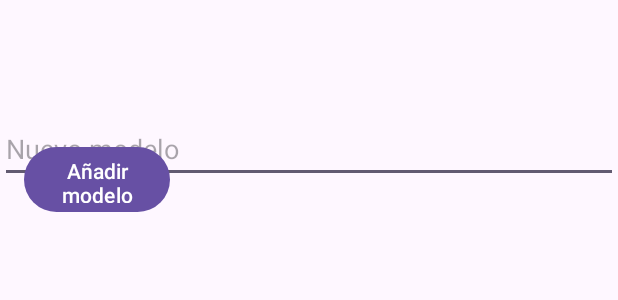
After one commit to Blo2000/EscaladoyPintura, an Android app: the layout pintura.xml on its own in the app's theme, with its tools: preview values and no code run, on a phone screen of 412 x 824 dp. The commit adds this screen. Shown: the top 300 px of the screen. Run offline under Robolectric (Android 15) with nearby library versions, the phone set to English and light mode, and no system bars.

Commit message:
Listado modelos

```diff
--- a/app/src/main/AndroidManifest.xml
+++ b/app/src/main/AndroidManifest.xml
@@ -22,7 +22,10 @@
             </intent-filter>
         </activity>
         <activity android:name=".Escalado"/>
-        <activity android:name=".Pintura"/>
+        <activity android:name=".Pintura"
+            android:windowSoftInputMode="adjustPan"/>
+        <activity android:name="Colores"
+            android:windowSoftInputMode="adjustPan"/>
     </application>
 
 </manifest>
--- a/app/src/main/res/layout/activity_main.xml
+++ b/app/src/main/res/layout/activity_main.xml
@@ -14,7 +14,7 @@
         android:layout_marginTop="151dp"
         android:layout_marginEnd="59dp"
         android:layout_marginBottom="499dp"
-        android:text="MIs pinturas"
+        android:text="Mis pinturas"
         app:layout_constraintBottom_toBottomOf="parent"
         app:layout_constraintEnd_toEndOf="parent"
         app:layout_constraintStart_toStartOf="parent"
--- /dev/null
+++ b/app/src/main/res/layout/pintura.xml
@@ -0,0 +1,49 @@
+<?xml version="1.0" encoding="utf-8"?>
+<androidx.constraintlayout.widget.ConstraintLayout xmlns:android="http://schemas.android.com/apk/res/android"
+    xmlns:app="http://schemas.android.com/apk/res-auto"
+    xmlns:tools="http://schemas.android.com/tools"
+    android:layout_width="match_parent"
+    android:layout_height="match_parent">
+
+    <EditText
+        android:id="@+id/nombreModelo"
+        android:layout_width="match_parent"
+        android:layout_height="wrap_content"
+        android:layout_marginTop="30dp"
+        android:layout_marginBottom="656dp"
+        android:hint="Nuevo modelo"
+        app:layout_constraintBottom_toBottomOf="parent"
+        app:layout_constraintEnd_toEndOf="parent"
+        app:layout_constraintStart_toStartOf="parent"
+        app:layout_constraintTop_toTopOf="parent"
+        tools:ignore="InvalidId" />
+
+    <Button
+        android:id="@+id/bt1"
+        android:layout_width="97dp"
+        android:layout_height="51dp"
+        android:layout_marginStart="16dp"
+        android:layout_marginTop="94dp"
+        android:layout_marginEnd="298dp"
+        android:layout_marginBottom="586dp"
+        android:text="Añadir modelo"
+        app:layout_constraintBottom_toBottomOf="parent"
+        app:layout_constraintEnd_toEndOf="parent"
+        app:layout_constraintHorizontal_bias="0.0"
+        app:layout_constraintStart_toStartOf="parent"
+        app:layout_constraintTop_toTopOf="parent"
+        app:layout_constraintVertical_bias="0.0" />
+
+    <ListView
+        android:id="@+id/lisModelo"
+        android:layout_width="309dp"
+        android:layout_height="565dp"
+        android:layout_marginStart="51dp"
+        android:layout_marginTop="150dp"
+        android:layout_marginEnd="51dp"
+        android:layout_marginBottom="16dp"
+        app:layout_constraintBottom_toBottomOf="parent"
+        app:layout_constraintEnd_toEndOf="parent"
+        app:layout_constraintStart_toStartOf="parent"
+        app:layout_constraintTop_toTopOf="parent" />
+</androidx.constraintlayout.widget.ConstraintLayout>
```
Also changed, not shown: app/src/main/java/com/example/escaladoypintura/Escalado.java (+4 -3 lines), app/src/main/java/com/example/escaladoypintura/Pintura.java (+66 -1 lines), app/src/main/res/layout/escalado.xml (+22 -4 lines), app/src/main/res/layout/pinturas.xml (deleted, +0 -11 lines).
